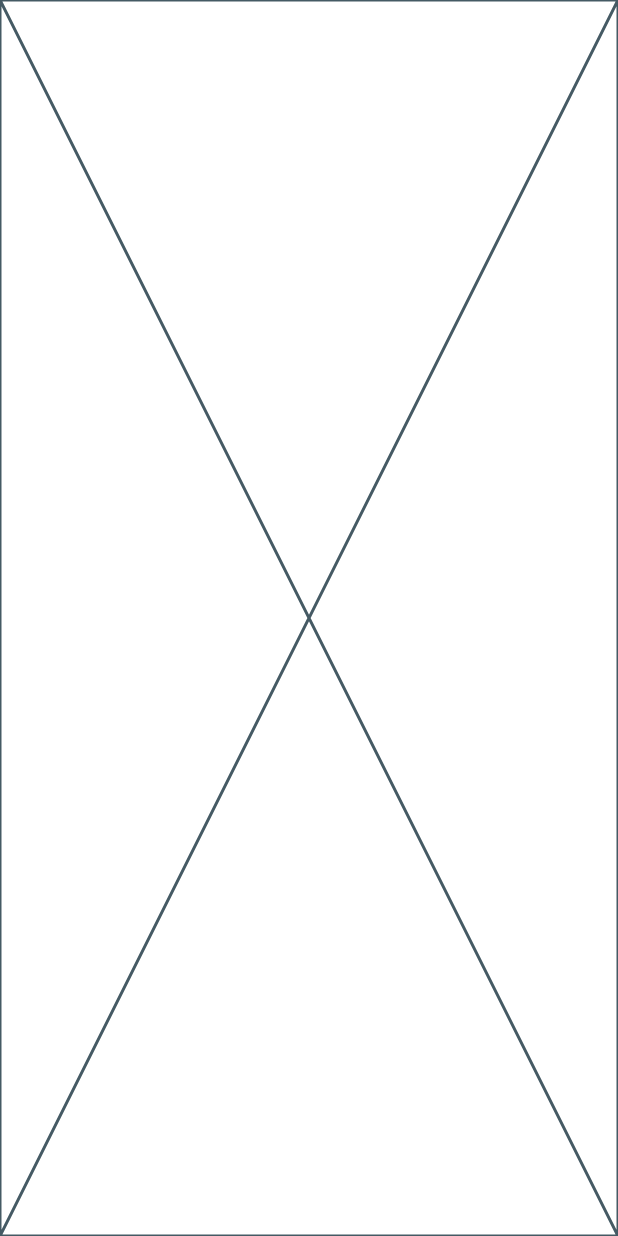
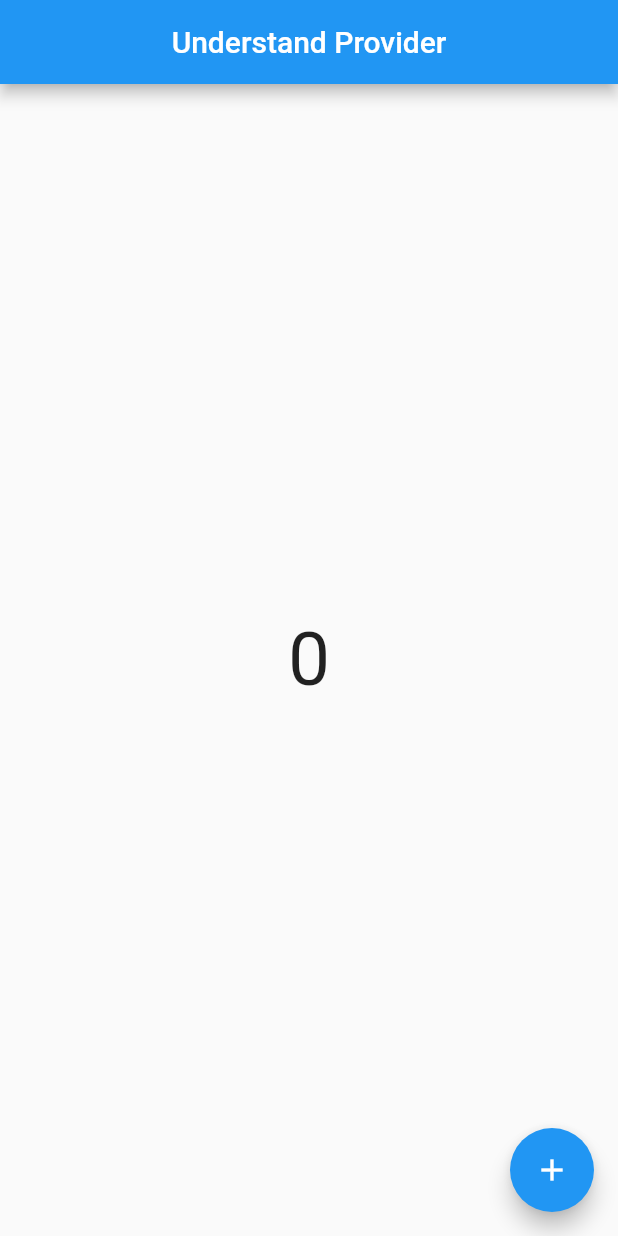
Before and after one commit to SAMIULLAH-KALHORO-DEV/understand_providers, a Flutter app: the screen it shows after launch, on a phone screen of 412 x 824 dp. Run offline on Flutter 3.47's test engine with Material 2 defaults, Android fonts, the light colour scheme and no system bars.

Commit message:
understand StatelessWidgets

```diff
--- a/lib/home_screen.dart
+++ b/lib/home_screen.dart
@@ -1,10 +1,26 @@
 import 'package:flutter/material.dart';
 
 class HomeScreen extends StatelessWidget {
-  const HomeScreen({super.key});
-
+  HomeScreen({super.key});
+  var x = 0;
   @override
   Widget build(BuildContext context) {
-    return const Placeholder();
+    return Scaffold(
+      appBar: AppBar(title: Center(child: Text("Understand Provider"))),
+      body: Column(mainAxisAlignment: MainAxisAlignment.center, children: [
+        Container(
+          child: Center(
+            child: Text(x.toString(), style: TextStyle(fontSize: 50)),
+          ),
+        )
+      ]),
+      floatingActionButton: FloatingActionButton(
+        onPressed: () {
+          x++;
+          print(x);
+        },
+        child: Icon(Icons.add),
+      ),
+    );
   }
 }
--- a/lib/main.dart
+++ b/lib/main.dart
@@ -7,12 +7,9 @@ void main(List<String> args) {
 }
 
 class MyApp extends StatelessWidget {
-  const MyApp({super.key});
-
+   MyApp({super.key});
   @override
   Widget build(BuildContext context) {
-    return MaterialApp(
-      home: HomeScreen()
-    );
+    return MaterialApp(debugShowCheckedModeBanner: false, home: HomeScreen());
   }
 }
```
